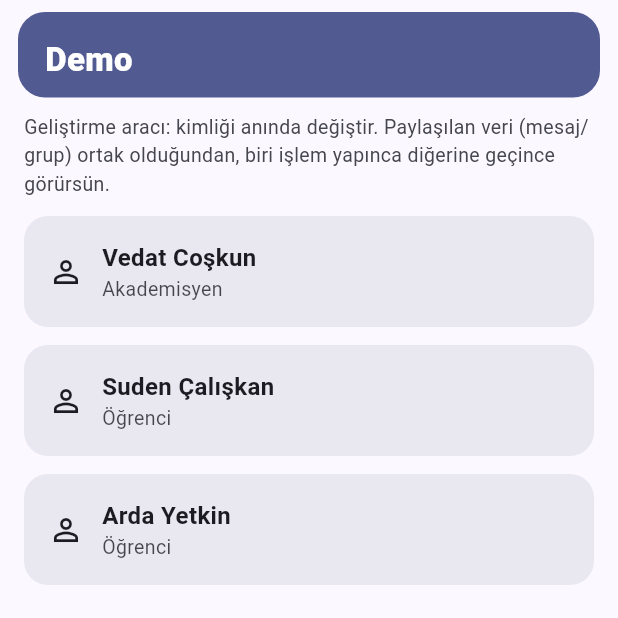
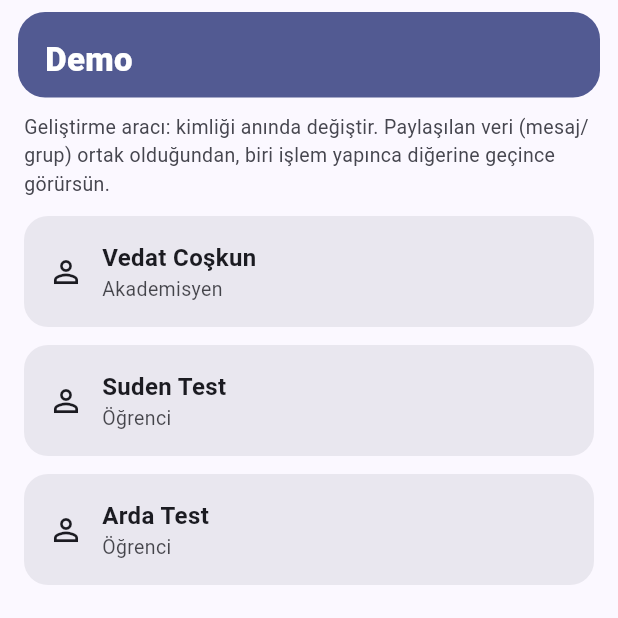
Before and after one commit to vedat-coskun/groupconnect, a Flutter app: the DemoUserScreen screen opened directly, on a phone screen of 412 x 824 dp, the top half of it. Run offline on Flutter 3.47's test engine with Material 3 defaults, Android fonts, the phone set to English and light mode, and no system bars; our stand-ins replace shared_preferences; accounts and stored records are empty.

Commit message:
Mock: rename login students to "Suden Test" / "Arda Test"
Suden Çalışkan → Suden Test, Arda Yetkin → Arda Test — member names, the
MockIdentity names, and the Demo switcher labels, kept consistent.

35 tests green, flutter analyze clean.

Co-Authored-By: Claude Opus 4.8 <noreply@anthropic.com>

```diff
--- a/app/lib/screens/shell/demo_user_screen.dart
+++ b/app/lib/screens/shell/demo_user_screen.dart
@@ -16,8 +16,8 @@ class DemoUserScreen extends StatelessWidget {
   // (telefon, ad, rol etiketi, uni'deki myId).
   static const _users = <(String, String, String, String)>[
     ('5555555501', 'Vedat Coşkun', 'Akademisyen', 'u_me'),
-    ('5555555502', 'Suden Çalışkan', 'Öğrenci', 'u_zeynep'),
-    ('5555555503', 'Arda Yetkin', 'Öğrenci', 'u_can'),
+    ('5555555502', 'Suden Test', 'Öğrenci', 'u_zeynep'),
+    ('5555555503', 'Arda Test', 'Öğrenci', 'u_can'),
   ];
 
   @override
--- a/app/lib/state/mock_data.dart
+++ b/app/lib/state/mock_data.dart
@@ -188,13 +188,13 @@ class MockData {
   );
   static const _idSuden = MockIdentity(
     phone: '5555555502',
-    name: 'Suden Çalışkan',
+    name: 'Suden Test',
     tenantIds: [uniId],
     myIdByTenant: {uniId: 'u_zeynep'},
   );
   static const _idArda = MockIdentity(
     phone: '5555555503',
-    name: 'Arda Yetkin',
+    name: 'Arda Test',
     tenantIds: [uniId],
     myIdByTenant: {uniId: 'u_can'},
   );
@@ -309,7 +309,7 @@ class MockData {
     // (akademisyen) matris gereği yine hepsini görür. Diğer öğrenciler görünür.
     final zeynep = _m(
       'u_zeynep',
-      'Suden Çalışkan',
+      'Suden Test',
       '2021510012',
       'Bilgisayar Mühendisliği',
       _student,
@@ -319,7 +319,7 @@ class MockData {
     );
     final can = _m(
       'u_can',
-      'Arda Yetkin',
+      'Arda Test',
       '2021510033',
       'Bilgisayar Mühendisliği',
       _student,
```
